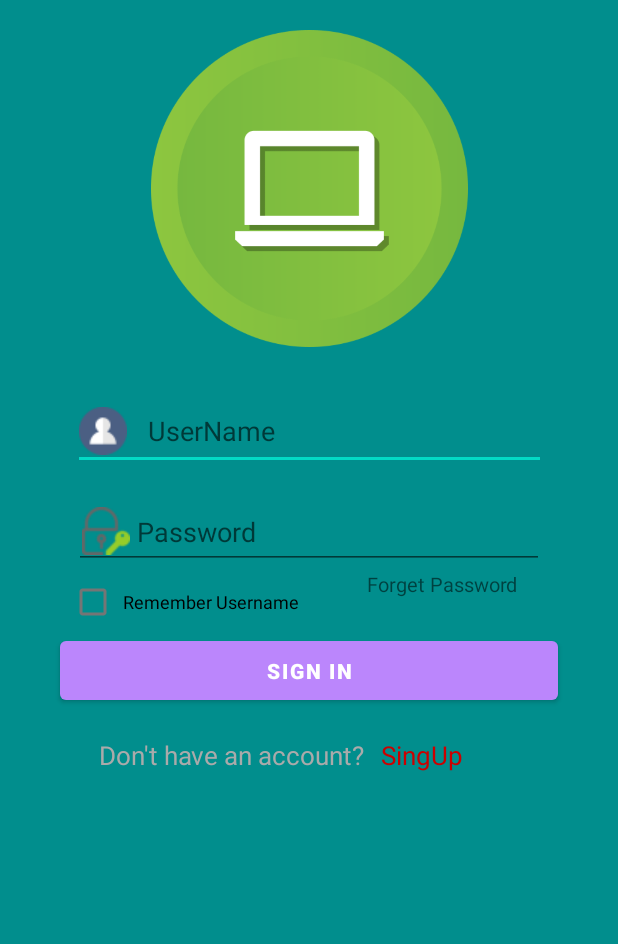
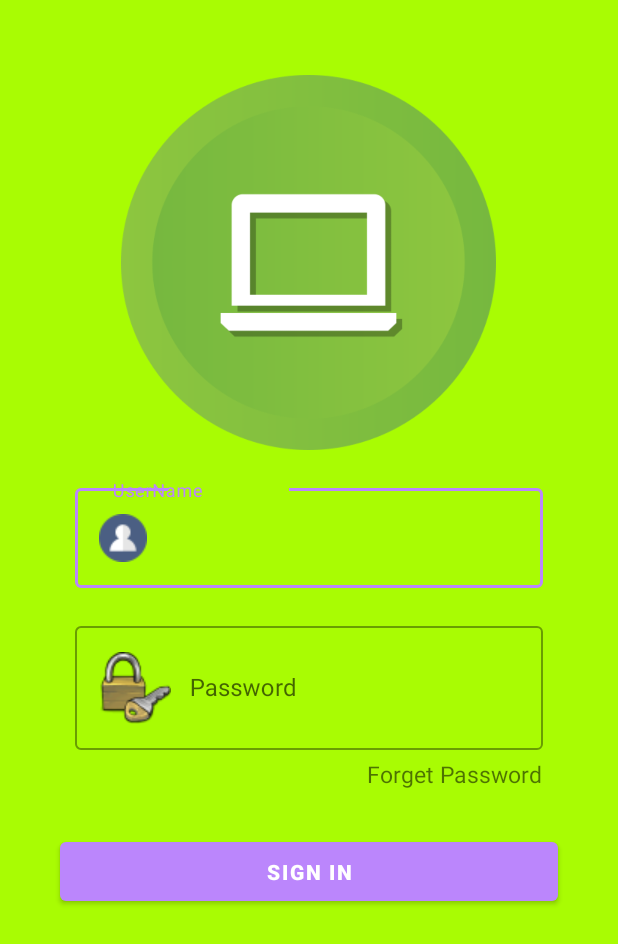
Before and after one commit to jitendra1404/AndroidProject25B, an Android app: the LoginActivity screen opened directly, with no data from a screen before it, on a phone screen of 412 x 824 dp. Shown: the top 944 px of the screen. Run offline under Robolectric (Android 15) with nearby library versions, the phone set to English and light mode, and no system bars; 3 statements that could not run were skipped.

Commit message:
user login design

```diff
--- a/app/src/main/res/layout/activity_login.xml
+++ b/app/src/main/res/layout/activity_login.xml
@@ -1,5 +1,5 @@
 <?xml version="1.0" encoding="utf-8"?>
-<ScrollView
+<LinearLayout
     xmlns:android="http://schemas.android.com/apk/res/android"
     xmlns:app="http://schemas.android.com/apk/res-auto"
     xmlns:tools="http://schemas.android.com/tools"
@@ -7,71 +7,73 @@
     android:orientation="vertical"
     android:background="@color/teal_700"
     android:layout_height="match_parent">
-    <androidx.constraintlayout.widget.ConstraintLayout
+
+    <ImageView
+        android:id="@+id/imageView2"
+        android:layout_width="250dp"
+        android:layout_gravity="center"
+        android:layout_marginTop="50dp"
+        android:layout_height="250dp"
+        app:srcCompat="@drawable/laptoplogos" />
+
+    <com.google.android.material.textfield.TextInputLayout
         android:layout_width="match_parent"
-        tools:context=".LoginActivity"
+        android:layout_marginTop="20dp"
+        style="@style/Widget.MaterialComponents.TextInputLayout.OutlinedBox"
         android:layout_height="wrap_content">
 
         <EditText
             android:id="@+id/edUserName"
-            android:layout_width="315dp"
-            android:layout_height="52dp"
+            android:layout_width="match_parent"
+            android:layout_height="wrap_content"
             android:layout_marginHorizontal="50dp"
-            android:layout_marginTop="50dp"
             android:drawableStart="@drawable/user"
             android:ems="10"
             android:hint="   UserName "
             android:inputType="textEmailAddress"
-            android:textColor="#FFEB3B"
             app:layout_constraintBottom_toBottomOf="parent"
             app:layout_constraintEnd_toEndOf="parent"
             app:layout_constraintStart_toStartOf="parent"
-            app:layout_constraintTop_toTopOf="parent"
-            android:drawableLeft="@drawable/user" />
+            app:layout_constraintTop_toTopOf="parent"/>
+
+    </com.google.android.material.textfield.TextInputLayout>
+
+    <com.google.android.material.textfield.TextInputLayout
+        android:layout_width="match_parent"
+        android:layout_marginTop="20dp"
+        style="@style/Widget.MaterialComponents.TextInputLayout.OutlinedBox"
+        android:layout_height="wrap_content">
 
         <EditText
             android:id="@+id/edloginpassword"
-            android:layout_width="313dp"
-            android:layout_height="50dp"
+            android:layout_width="match_parent"
+            android:layout_height="wrap_content"
             android:layout_marginHorizontal="50dp"
+            android:drawableStart="@drawable/Pass"
             android:ems="10"
-            android:hint=" Password"
-            android:inputType="textPassword"
-            android:padding="5dp"
-            android:maxLength="8"
+            android:hint="   Password "
+            android:inputType="textEmailAddress"
             app:layout_constraintBottom_toBottomOf="parent"
             app:layout_constraintEnd_toEndOf="parent"
-            app:layout_constraintHorizontal_bias="0.505"
             app:layout_constraintStart_toStartOf="parent"
-            app:layout_constraintTop_toBottomOf="@+id/edUserName"
-            app:layout_constraintVertical_bias="0.1"
-            android:drawableLeft="@drawable/confirmpassword" />
+            app:layout_constraintTop_toTopOf="parent"/>
+
+    </com.google.android.material.textfield.TextInputLayout>
 
     <TextView
         android:id="@+id/textView2"
         android:layout_width="wrap_content"
-            android:layout_height="wrap_content"
-            android:layout_marginBottom="17dp"
+        android:layout_height="30dp"
+        android:layout_marginTop="5dp"
         android:text="Forget Password"
-            android:padding="5dp"
-            android:textSize="13dp"
+      android:layout_gravity="right"
+        android:textSize="15dp"
+        android:layout_marginRight="50dp"
         app:layout_constraintBottom_toTopOf="@+id/btnSingIn"
         app:layout_constraintEnd_toEndOf="parent"
         app:layout_constraintHorizontal_bias="0.795"
         app:layout_constraintStart_toStartOf="parent" />
 
-        <CheckBox
-            android:id="@+id/checkBox"
-            android:layout_width="158dp"
-            android:layout_height="44dp"
-            android:layout_marginStart="10dp"
-            android:layout_marginLeft="10dp"
-            android:gravity="center"
-            android:text="Remember Username"
-            android:textSize="12sp"
-            app:layout_constraintEnd_toStartOf="@+id/textView2"
-            app:layout_constraintStart_toStartOf="parent"
-            app:layout_constraintTop_toBottomOf="@+id/edloginpassword" />
 
     <Button
         android:id="@+id/btnSingIn"
@@ -88,45 +90,5 @@
         app:layout_constraintTop_toBottomOf="@+id/edloginpassword"
         app:layout_constraintVertical_bias="0.303" />
 
-        <ImageView
-            android:id="@+id/imageView2"
-            android:layout_width="291dp"
-            android:layout_height="211dp"
-            android:layout_marginBottom="30dp"
-            app:layout_constraintBottom_toTopOf="@+id/edUserName"
-            app:layout_constraintEnd_toEndOf="parent"
-            app:layout_constraintStart_toStartOf="parent"
-            app:srcCompat="@drawable/laptoplogos" />
-
-        <LinearLayout
-            android:layout_width="280dp"
-            android:layout_height="38dp"
-            android:orientation="horizontal"
-            android:layout_marginTop="13dp"
-            app:layout_constraintBottom_toBottomOf="parent"
-            app:layout_constraintEnd_toEndOf="parent"
-            app:layout_constraintStart_toStartOf="parent"
-            app:layout_constraintTop_toBottomOf="@+id/btnSingIn"
-            app:layout_constraintVertical_bias="0.25">
-
-            <androidx.appcompat.widget.AppCompatTextView
-                android:layout_width="wrap_content"
-                android:layout_height="wrap_content"
-                android:text="Don't have an account?"
-                android:textColor="@android:color/darker_gray"
-                android:textSize="17sp" />
-
-            <androidx.appcompat.widget.AppCompatTextView
-                android:id="@+id/txt_sign_up"
-                android:layout_width="wrap_content"
-                android:layout_height="wrap_content"
-                android:layout_marginStart="5dp"
-                android:padding="5dp"
-                android:text="SingUp "
-                android:textColor="@android:color/holo_red_dark"
-                android:textSize="17sp"
-                android:layout_marginLeft="5dp" />
 
 </LinearLayout>
-    </androidx.constraintlayout.widget.ConstraintLayout>
-</ScrollView>
--- a/app/src/main/res/values/colors.xml
+++ b/app/src/main/res/values/colors.xml
@@ -2,10 +2,14 @@
 <resources>
     <color name="purple_200">#FFBB86FC</color>
     <color name="purple_700">#FF37</color>
-    <color name="teal">#FF018786</color>
+    <color name="teal">#fc9003</color>
     <color name="black">#FF000000</color>
-    <color name="teal_200">#FF03DAC5</color>
-    <color name="teal_700">#018E8D</color>
+    <color name="teal_200">#fcba03</color>
+    <color name="teal_700">#a9fc03</color>
     <color name="white">#FFFFFFFF</color>
     <color name="teal_7">#018E8D</color>
+    <color name="tear_5">#2e8bc9</color>
+    <color name="tear_4">#952ec9</color>
+    <color name="teal_3">#9e2390</color>
+    <color name="tear_2">#cc2d67</color>
 </resources>
```
Also changed, not shown: app/src/main/res/drawable/Pass.png (added), 1 other file. Lines whose indentation alone changed are shown as unchanged.
